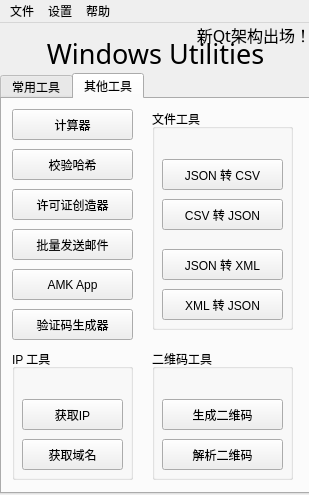
wangzixin1940/Python-Utilities, file data/ui/main.ui: the form before one commit.
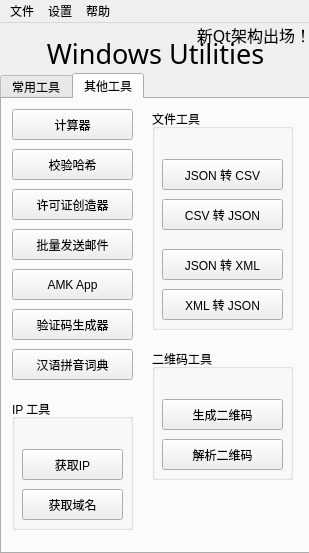
The form after the commit. The open tabs and pages were chosen to show the change. Icons and pictures are not drawn.

Commit message: Changed Chinese Pinyin & Zhuyin Dictionary App to Qt architecture

Diff of the .ui file:
```diff
--- a/data/ui/main.ui
+++ b/data/ui/main.ui
@@ -7,7 +7,7 @@
     <x>0</x>
     <y>0</y>
     <width>309</width>
-    <height>495</height>
+    <height>553</height>
    </rect>
   </property>
   <property name="font">
@@ -76,7 +76,7 @@
       <x>0</x>
       <y>50</y>
       <width>311</width>
-      <height>421</height>
+      <height>481</height>
      </rect>
     </property>
     <property name="currentIndex">
@@ -212,7 +212,7 @@
       <property name="geometry">
        <rect>
         <x>10</x>
-        <y>250</y>
+        <y>300</y>
         <width>121</width>
         <height>131</height>
        </rect>
@@ -377,6 +377,19 @@
        <string>验证码生成器</string>
       </property>
      </widget>
+     <widget class="QPushButton" name="chinese_pinyin_dict">
+      <property name="geometry">
+       <rect>
+        <x>10</x>
+        <y>250</y>
+        <width>121</width>
+        <height>31</height>
+       </rect>
+      </property>
+      <property name="text">
+       <string>汉语拼音词典</string>
+      </property>
+     </widget>
     </widget>
    </widget>
   </widget>
```
Left out of the diff: 2 changed lines with no effect on the pictures. The commit also changes 6 other files.
